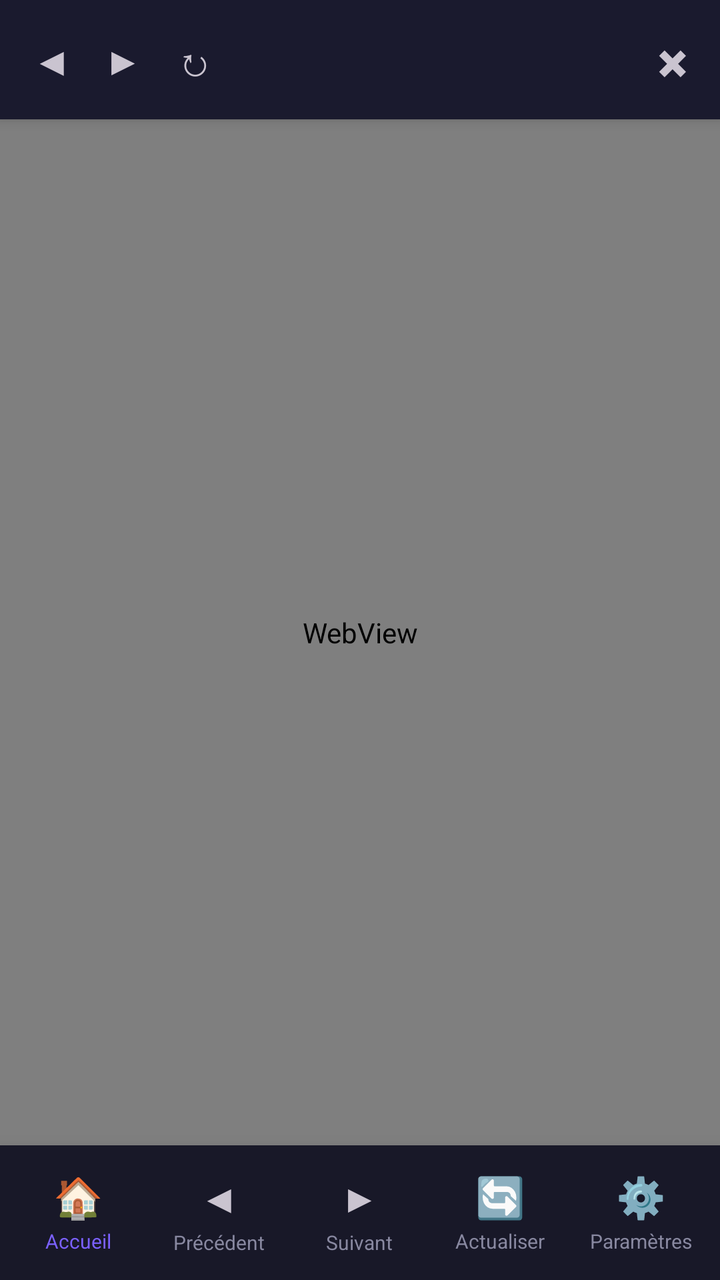
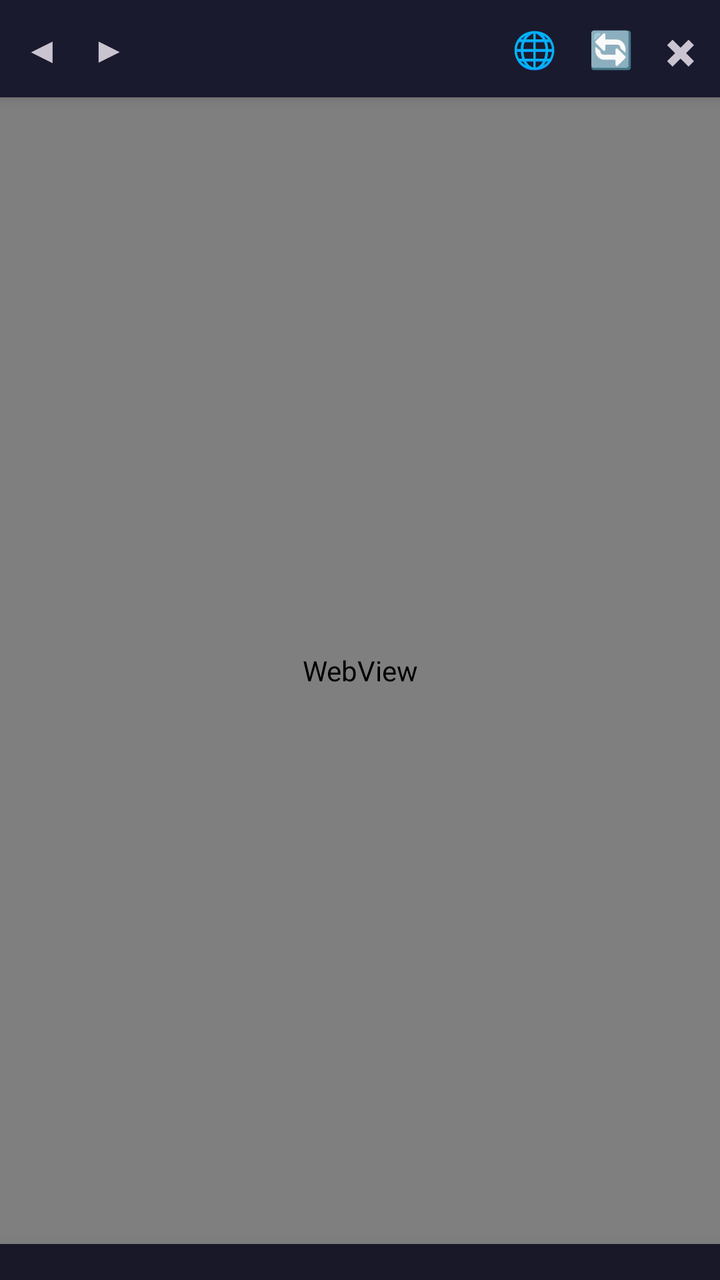

The first picture is an Android layout as it rendered before a commit; the second is the same layout after the commit. The layout source and the unified diff follow.
<!-- AndroidManifest.xml: application theme Theme.ViperBrowser -->
<!-- res/layout/activity_webview.xml -->
<?xml version="1.0" encoding="utf-8"?>
<LinearLayout xmlns:android="http://schemas.android.com/apk/res/android"
    android:layout_width="match_parent"
    android:layout_height="match_parent"
    android:background="#0F0F1A"
    android:orientation="vertical">

    
    <LinearLayout
        android:layout_width="match_parent"
        android:layout_height="wrap_content"
        android:background="#1A1A2E"
        android:orientation="horizontal"
        android:padding="8dp"
        android:gravity="center"
        android:elevation="4dp">
        <TextView android:layout_width="wrap_content" android:layout_height="wrap_content" android:text="◀" android:textSize="20sp" android:padding="8dp" android:clickable="true" android:onClick="precedent"/>
        <TextView android:layout_width="wrap_content" android:layout_height="wrap_content" android:text="▶" android:textSize="20sp" android:padding="8dp" android:clickable="true" android:onClick="suivant"/>
        <TextView android:layout_width="wrap_content" android:layout_height="wrap_content" android:text="↻" android:textSize="20sp" android:padding="8dp" android:clickable="true" android:onClick="actualiser"/>
        <TextView android:layout_width="0dp" android:layout_height="wrap_content" android:layout_weight="1" android:id="@+id/urlAffichage" android:text="" android:textSize="12sp" android:textColor="#B0B0C0" android:paddingHorizontal="8dp" android:ellipsize="middle" android:maxLines="1"/>
        <TextView android:layout_width="wrap_content" android:layout_height="wrap_content" android:text="✖" android:textSize="18sp" android:padding="8dp" android:clickable="true" android:onClick="retourAccueil"/>
    </LinearLayout>

    
    <WebView
        android:id="@+id/webView"
        android:layout_width="match_parent"
        android:layout_height="0dp"
        android:layout_weight="1"/>

    
    <LinearLayout
        android:layout_width="match_parent"
        android:layout_height="wrap_content"
        android:background="#181828"
        android:orientation="horizontal"
        android:paddingVertical="8dp"
        android:paddingHorizontal="4dp"
        android:elevation="16dp">

        <LinearLayout android:layout_width="0dp" android:layout_height="wrap_content" android:layout_weight="1" android:gravity="center" android:orientation="vertical" android:paddingVertical="4dp" android:clickable="true" android:onClick="retourAccueil">
            <TextView android:layout_width="wrap_content" android:layout_height="wrap_content" android:text="🏠" android:textSize="20sp"/>
            <TextView android:layout_width="wrap_content" android:layout_height="wrap_content" android:text="Accueil" android:textColor="#7B61FF" android:textSize="10sp" android:layout_marginTop="2dp"/>
        </LinearLayout>
        <LinearLayout android:layout_width="0dp" android:layout_height="wrap_content" android:layout_weight="1" android:gravity="center" android:orientation="vertical" android:paddingVertical="4dp" android:clickable="true" android:onClick="precedent">
            <TextView android:layout_width="wrap_content" android:layout_height="wrap_content" android:text="◀" android:textSize="20sp"/>
            <TextView android:layout_width="wrap_content" android:layout_height="wrap_content" android:text="Précédent" android:textColor="#8888A0" android:textSize="10sp" android:layout_marginTop="2dp"/>
        </LinearLayout>
        <LinearLayout android:layout_width="0dp" android:layout_height="wrap_content" android:layout_weight="1" android:gravity="center" android:orientation="vertical" android:paddingVertical="4dp" android:clickable="true" android:onClick="suivant">
            <TextView android:layout_width="wrap_content" android:layout_height="wrap_content" android:text="▶" android:textSize="20sp"/>
            <TextView android:layout_width="wrap_content" android:layout_height="wrap_content" android:text="Suivant" android:textColor="#8888A0" android:textSize="10sp" android:layout_marginTop="2dp"/>
        </LinearLayout>
        <LinearLayout android:layout_width="0dp" android:layout_height="wrap_content" android:layout_weight="1" android:gravity="center" android:orientation="vertical" android:paddingVertical="4dp" android:clickable="true" android:onClick="actualiser">
            <TextView android:layout_width="wrap_content" android:layout_height="wrap_content" android:text="🔄" android:textSize="20sp"/>
            <TextView android:layout_width="wrap_content" android:layout_height="wrap_content" android:text="Actualiser" android:textColor="#8888A0" android:textSize="10sp" android:layout_marginTop="2dp"/>
        </LinearLayout>
        <LinearLayout android:layout_width="0dp" android:layout_height="wrap_content" android:layout_weight="1" android:gravity="center" android:orientation="vertical" android:paddingVertical="4dp" android:clickable="true" android:onClick="ouvrirParametres">
            <TextView android:layout_width="wrap_content" android:layout_height="wrap_content" android:text="⚙️" android:textSize="20sp"/>
            <TextView android:layout_width="wrap_content" android:layout_height="wrap_content" android:text="Paramètres" android:textColor="#8888A0" android:textSize="10sp" android:layout_marginTop="2dp"/>
        </LinearLayout>
    </LinearLayout>

</LinearLayout>
<!-- resources referenced by this layout -->
<resources>
  <style name="Theme.ViperBrowser" parent="Theme.Material3.Dark.NoActionBar">
          
          <item name="colorPrimary">@color/primary</item>
          <item name="colorSecondary">@color/secondary</item>
          <item name="android:colorBackground">@color/background</item>
          <item name="android:windowBackground">@color/background</item>
          <item name="android:statusBarColor">@color/background</item>
          <item name="android:navigationBarColor">@color/navBar</item>
      </style>
  <color name="primary">#7B61FF</color>
  <color name="secondary">#03DAC6</color>
  <color name="background">#0F0F1A</color>
  <color name="navBar">#181828</color>
</resources>

<!-- the commit's change to res/layout/activity_webview.xml (unified diff, before → after) -->
@@ -2,22 +2,22 @@
 <LinearLayout xmlns:android="http://schemas.android.com/apk/res/android"
     android:layout_width="match_parent"
     android:layout_height="match_parent"
-    android:background="#0F0F1A"
+    android:background="@color/background"
     android:orientation="vertical">
 
     
     <LinearLayout
         android:layout_width="match_parent"
         android:layout_height="wrap_content"
-        android:background="#1A1A2E"
+        android:background="@color/surface"
         android:orientation="horizontal"
-        android:padding="8dp"
-        android:gravity="center"
+        android:padding="4dp"
         android:elevation="4dp">
-        <TextView android:layout_width="wrap_content" android:layout_height="wrap_content" android:text="◀" android:textSize="20sp" android:padding="8dp" android:clickable="true" android:onClick="precedent"/>
-        <TextView android:layout_width="wrap_content" android:layout_height="wrap_content" android:text="▶" android:textSize="20sp" android:padding="8dp" android:clickable="true" android:onClick="suivant"/>
-        <TextView android:layout_width="wrap_content" android:layout_height="wrap_content" android:text="↻" android:textSize="20sp" android:padding="8dp" android:clickable="true" android:onClick="actualiser"/>
-        <TextView android:layout_width="0dp" android:layout_height="wrap_content" android:layout_weight="1" android:id="@+id/urlAffichage" android:text="" android:textSize="12sp" android:textColor="#B0B0C0" android:paddingHorizontal="8dp" android:ellipsize="middle" android:maxLines="1"/>
+        <TextView android:layout_width="wrap_content" android:layout_height="wrap_content" android:text="◀" android:textSize="18sp" android:padding="8dp" android:clickable="true" android:onClick="precedent"/>
+        <TextView android:layout_width="wrap_content" android:layout_height="wrap_content" android:text="▶" android:textSize="18sp" android:padding="8dp" android:clickable="true" android:onClick="suivant"/>
+        <TextView android:layout_width="0dp" android:layout_height="wrap_content" android:layout_weight="1" android:id="@+id/urlAffichage" android:text="" android:textSize="12sp" android:textColor="@color/textSecondary" android:paddingHorizontal="8dp" android:ellipsize="middle" android:maxLines="1"/>
+        <TextView android:layout_width="wrap_content" android:layout_height="wrap_content" android:text="🌐" android:textSize="18sp" android:padding="8dp" android:clickable="true" android:onClick="traduirePage"/>
+        <TextView android:layout_width="wrap_content" android:layout_height="wrap_content" android:text="🔄" android:textSize="18sp" android:padding="8dp" android:clickable="true" android:onClick="actualiser"/>
         <TextView android:layout_width="wrap_content" android:layout_height="wrap_content" android:text="✖" android:textSize="18sp" android:padding="8dp" android:clickable="true" android:onClick="retourAccueil"/>
     </LinearLayout>
 
@@ -32,32 +32,29 @@
     <LinearLayout
         android:layout_width="match_parent"
         android:layout_height="wrap_content"
-        android:background="#181828"
+        android:background="@color/navBar"
         android:orientation="horizontal"
         android:paddingVertical="8dp"
-        android:paddingHorizontal="4dp"
         android:elevation="16dp">
-
-        <LinearLayout android:layout_width="0dp" android:layout_height="wrap_content" android:layout_weight="1" android:gravity="center" android:orientation="vertical" android:paddingVertical="4dp" android:clickable="true" android:onClick="retourAccueil">
-            <TextView android:layout_width="wrap_content" android:layout_height="wrap_content" android:text="🏠" android:textSize="20sp"/>
-            <TextView android:layout_width="wrap_content" android:layout_height="wrap_content" android:text="Accueil" android:textColor="#7B61FF" android:textSize="10sp" android:layout_marginTop="2dp"/>
+        <LinearLayout android:layout_width="0dp" android:layout_height="wrap_content" android:layout_weight="1" android:gravity="center" android:orientation="vertical" android:onClick="retourAccueil">
+            <TextView android:text="🏠" android:textSize="20sp"/>
+            <TextView android:text="Accueil" android:textColor="@color/navActive" android:textSize="10sp" android:layout_marginTop="2dp"/>
         </LinearLayout>
-        <LinearLayout android:layout_width="0dp" android:layout_height="wrap_content" android:layout_weight="1" android:gravity="center" android:orientation="vertical" android:paddingVertical="4dp" android:clickable="true" android:onClick="precedent">
-            <TextView android:layout_width="wrap_content" android:layout_height="wrap_content" android:text="◀" android:textSize="20sp"/>
-            <TextView android:layout_width="wrap_content" android:layout_height="wrap_content" android:text="Précédent" android:textColor="#8888A0" android:textSize="10sp" android:layout_marginTop="2dp"/>
+        <LinearLayout android:layout_width="0dp" android:layout_height="wrap_content" android:layout_weight="1" android:gravity="center" android:orientation="vertical" android:onClick="precedent">
+            <TextView android:text="◀" android:textSize="20sp"/>
+            <TextView android:text="Precedent" android:textColor="@color/navInactive" android:textSize="10sp" android:layout_marginTop="2dp"/>
         </LinearLayout>
-        <LinearLayout android:layout_width="0dp" android:layout_height="wrap_content" android:layout_weight="1" android:gravity="center" android:orientation="vertical" android:paddingVertical="4dp" android:clickable="true" android:onClick="suivant">
-            <TextView android:layout_width="wrap_content" android:layout_height="wrap_content" android:text="▶" android:textSize="20sp"/>
-            <TextView android:layout_width="wrap_content" android:layout_height="wrap_content" android:text="Suivant" android:textColor="#8888A0" android:textSize="10sp" android:layout_marginTop="2dp"/>
+        <LinearLayout android:layout_width="0dp" android:layout_height="wrap_content" android:layout_weight="1" android:gravity="center" android:orientation="vertical" android:onClick="suivant">
+            <TextView android:text="▶" android:textSize="20sp"/>
+            <TextView android:text="Suivant" android:textColor="@color/navInactive" android:textSize="10sp" android:layout_marginTop="2dp"/>
         </LinearLayout>
-        <LinearLayout android:layout_width="0dp" android:layout_height="wrap_content" android:layout_weight="1" android:gravity="center" android:orientation="vertical" android:paddingVertical="4dp" android:clickable="true" android:onClick="actualiser">
-            <TextView android:layout_width="wrap_content" android:layout_height="wrap_content" android:text="🔄" android:textSize="20sp"/>
-            <TextView android:layout_width="wrap_content" android:layout_height="wrap_content" android:text="Actualiser" android:textColor="#8888A0" android:textSize="10sp" android:layout_marginTop="2dp"/>
+        <LinearLayout android:layout_width="0dp" android:layout_height="wrap_content" android:layout_weight="1" android:gravity="center" android:orientation="vertical" android:onClick="detecterVideos">
+            <TextView android:text="🎬" android:textSize="20sp"/>
+            <TextView android:text="Videos" android:textColor="@color/navInactive" android:textSize="10sp" android:layout_marginTop="2dp"/>
         </LinearLayout>
-        <LinearLayout android:layout_width="0dp" android:layout_height="wrap_content" android:layout_weight="1" android:gravity="center" android:orientation="vertical" android:paddingVertical="4dp" android:clickable="true" android:onClick="ouvrirParametres">
-            <TextView android:layout_width="wrap_content" android:layout_height="wrap_content" android:text="⚙️" android:textSize="20sp"/>
-            <TextView android:layout_width="wrap_content" android:layout_height="wrap_content" android:text="Paramètres" android:textColor="#8888A0" android:textSize="10sp" android:layout_marginTop="2dp"/>
+        <LinearLayout android:layout_width="0dp" android:layout_height="wrap_content" android:layout_weight="1" android:gravity="center" android:orientation="vertical" android:onClick="modePiP">
+            <TextView android:text="🖼️" android:textSize="20sp"/>
+            <TextView android:text="PiP" android:textColor="@color/navInactive" android:textSize="10sp" android:layout_marginTop="2dp"/>
         </LinearLayout>
     </LinearLayout>
-
 </LinearLayout>
<!-- resource entries referenced after the edit -->
@@ -1,7 +1,6 @@
 <!-- resources referenced by this layout -->
 <resources>
   <style name="Theme.ViperBrowser" parent="Theme.Material3.Dark.NoActionBar">
-          
           <item name="colorPrimary">@color/primary</item>
           <item name="colorSecondary">@color/secondary</item>
           <item name="android:colorBackground">@color/background</item>
@@ -12,6 +11,10 @@
   <color name="primary">#7B61FF</color>
   <color name="secondary">#03DAC6</color>
   <color name="background">#0F0F1A</color>
+  <color name="navActive">#7B61FF</color>
   <color name="navBar">#181828</color>
+  <color name="navInactive">#8888A0</color>
+  <color name="surface">#1A1A2E</color>
+  <color name="textSecondary">#B0B0C0</color>
 </resources>
 
